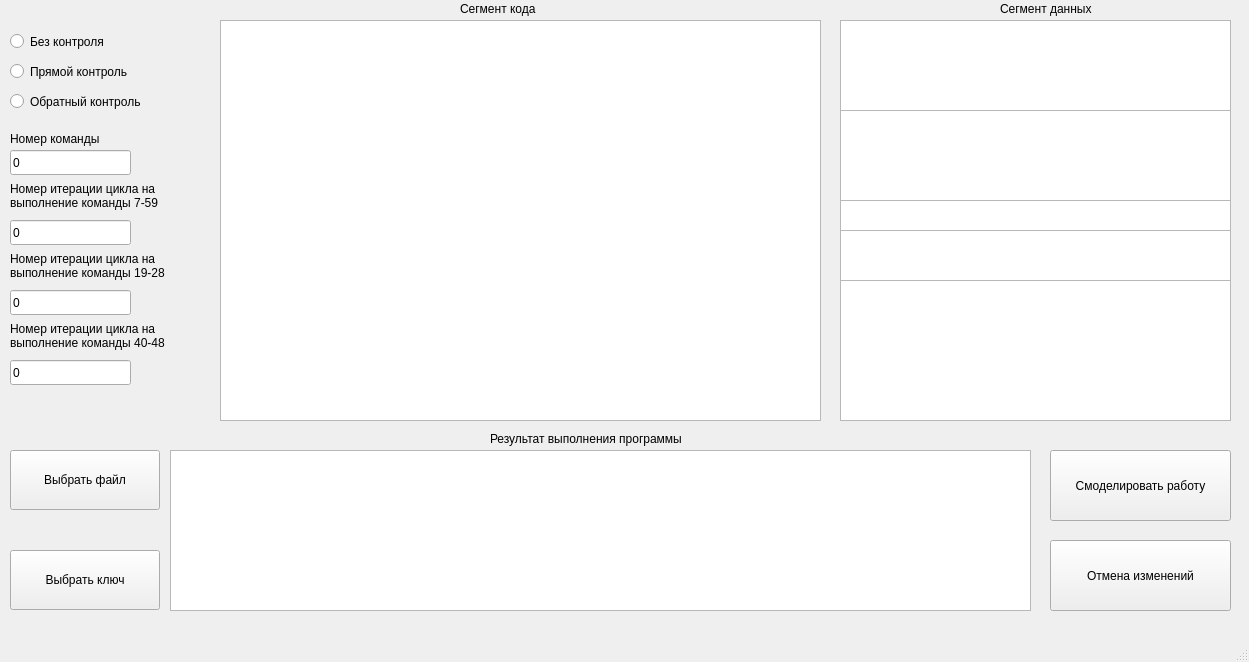
Before: the Qt Designer form qsnowflake.ui in NickKloch/SnowFlake, drawn with Qt 5.
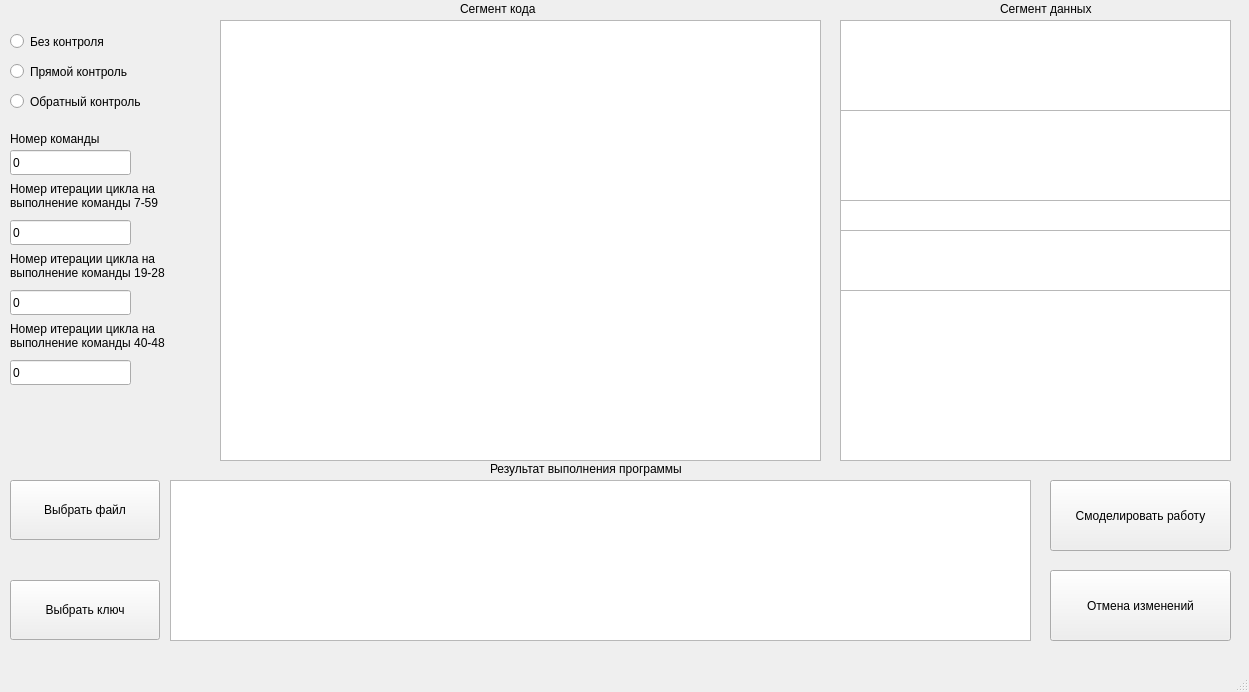
After: the same form once the commit is applied.

The edit to the form file:
```diff
--- a/qsnowflake.ui
+++ b/qsnowflake.ui
@@ -7,7 +7,7 @@
     <x>0</x>
     <y>0</y>
     <width>1249</width>
-    <height>662</height>
+    <height>692</height>
    </rect>
   </property>
   <property name="windowTitle">
@@ -18,7 +18,7 @@
     <property name="geometry">
      <rect>
       <x>10</x>
-      <y>450</y>
+      <y>480</y>
       <width>150</width>
       <height>60</height>
      </rect>
@@ -31,7 +31,7 @@
     <property name="geometry">
      <rect>
       <x>10</x>
-      <y>550</y>
+      <y>580</y>
       <width>150</width>
       <height>60</height>
      </rect>
@@ -209,7 +209,7 @@
     <property name="geometry">
      <rect>
       <x>170</x>
-      <y>450</y>
+      <y>480</y>
       <width>861</width>
       <height>161</height>
      </rect>
@@ -221,7 +221,7 @@
       <x>220</x>
       <y>20</y>
       <width>601</width>
-      <height>401</height>
+      <height>441</height>
      </rect>
     </property>
    </widget>
@@ -238,33 +238,13 @@
      <string>Сегмент кода</string>
     </property>
    </widget>
-   <widget class="QTableWidget" name="table_ats">
-    <property name="geometry">
-     <rect>
-      <x>840</x>
-      <y>200</y>
-      <width>391</width>
-      <height>31</height>
-     </rect>
-    </property>
-   </widget>
-   <widget class="QTableWidget" name="table_adlina">
-    <property name="geometry">
-     <rect>
-      <x>840</x>
-      <y>230</y>
-      <width>391</width>
-      <height>51</height>
-     </rect>
-    </property>
-   </widget>
    <widget class="QTableWidget" name="table_b">
     <property name="geometry">
      <rect>
       <x>840</x>
-      <y>280</y>
+      <y>290</y>
       <width>391</width>
-      <height>141</height>
+      <height>171</height>
      </rect>
     </property>
    </widget>
@@ -285,7 +265,7 @@
     <property name="geometry">
      <rect>
       <x>1050</x>
-      <y>450</y>
+      <y>480</y>
       <width>181</width>
       <height>71</height>
      </rect>
@@ -298,7 +278,7 @@
     <property name="geometry">
      <rect>
       <x>1050</x>
-      <y>540</y>
+      <y>570</y>
       <width>181</width>
       <height>71</height>
      </rect>
@@ -311,7 +291,7 @@
     <property name="geometry">
      <rect>
       <x>490</x>
-      <y>430</y>
+      <y>460</y>
       <width>251</width>
       <height>17</height>
      </rect>
@@ -340,6 +320,26 @@
      </rect>
     </property>
    </widget>
+   <widget class="QTableWidget" name="tableWidget_aTs">
+    <property name="geometry">
+     <rect>
+      <x>840</x>
+      <y>200</y>
+      <width>391</width>
+      <height>31</height>
+     </rect>
+    </property>
+   </widget>
+   <widget class="QTableWidget" name="tableWidget_dlina">
+    <property name="geometry">
+     <rect>
+      <x>840</x>
+      <y>230</y>
+      <width>391</width>
+      <height>61</height>
+     </rect>
+    </property>
+   </widget>
   </widget>
   <widget class="QMenuBar" name="menubar">
    <property name="geometry">
```
Left out of the diff: 2 changed lines with no effect on the pictures.
